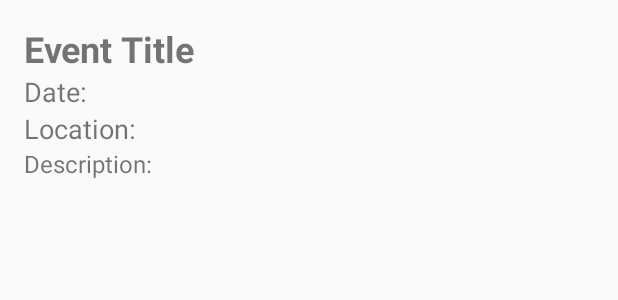
After one commit to Nathan-Gorga/ISENSmartCompanion, an Android app built with Jetpack Compose: the layout activity_event_detail.xml on its own in the app's theme, with its tools: preview values and no code run, on a phone screen of 412 x 824 dp. The commit adds this screen. Shown: the top 300 px of the screen. Run offline under Robolectric (Android 15) with nearby library versions, the phone set to English and light mode, and no system bars.

Commit message:
Added event details on click to events
Signed-off-by: Nathan Gorga <gorga.nathan05@gmail.com>

```diff
--- a/app/src/main/java/fr/isen/nathangorga/isensmartcompanion/Event.kt
+++ b/app/src/main/java/fr/isen/nathangorga/isensmartcompanion/Event.kt
@@ -1,4 +1,6 @@
 package fr.isen.nathangorga.isensmartcompanion
+
+import java.io.Serializable
 
 
 data class Event(
@@ -8,4 +10,4 @@ data class Event(
     val date: String,
     val location: String,
     val category: String
-)
+) : Serializable
--- /dev/null
+++ b/app/src/main/res/layout/activity_event_detail.xml
@@ -0,0 +1,37 @@
+<?xml version="1.0" encoding="utf-8"?>
+<LinearLayout xmlns:android="http://schemas.android.com/apk/res/android"
+    android:layout_width="match_parent"
+    android:layout_height="match_parent"
+    android:orientation="vertical"
+    android:padding="16dp">
+
+    <TextView
+        android:id="@+id/eventTitle"
+        android:layout_width="match_parent"
+        android:layout_height="wrap_content"
+        android:text="Event Title"
+        android:textSize="24sp"
+        android:textStyle="bold" />
+
+    <TextView
+        android:id="@+id/eventDate"
+        android:layout_width="match_parent"
+        android:layout_height="wrap_content"
+        android:text="Date: "
+        android:textSize="18sp" />
+
+    <TextView
+        android:id="@+id/eventLocation"
+        android:layout_width="match_parent"
+        android:layout_height="wrap_content"
+        android:text="Location: "
+        android:textSize="18sp" />
+
+    <TextView
+        android:id="@+id/eventDescription"
+        android:layout_width="match_parent"
+        android:layout_height="wrap_content"
+        android:text="Description: "
+        android:textSize="16sp" />
+
+</LinearLayout>
```
Also changed, not shown: app/src/main/AndroidManifest.xml (+8 -0 lines), app/src/main/java/fr/isen/nathangorga/isensmartcompanion/EventDetailActivity.kt (+7 -3 lines), app/src/main/java/fr/isen/nathangorga/isensmartcompanion/MainActivity.kt (+20 -10 lines).
